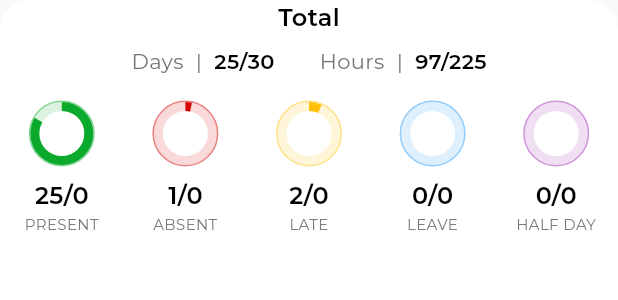
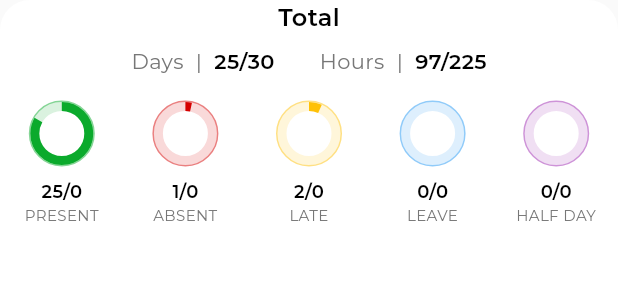
Before and after one commit to theyellowstrawberryindia/new_tys_hrms, a Flutter app: the AttendanceSummaryCard widget shown alone on an empty page, opened directly with empty values, on a phone screen of 412 x 824 dp. Shown: the top 300 px of the screen. Run offline on Flutter 3.47's test engine with Material 3 defaults, Android fonts, the phone set to English and light mode, and no system bars; our stand-ins replace camera, device_info_plus, dio, firebase_analytics, firebase_core, firebase_messaging and 16 more; missing offline and left inert: image_gallery_saver_plus; accounts and stored records are empty; network calls fail.

Commit message:
[Bug] - Updated the text lable in Attendance UI

```diff
--- a/lib/app/presentation/screens/attendance/attendance_summary_card.dart
+++ b/lib/app/presentation/screens/attendance/attendance_summary_card.dart
@@ -198,7 +198,7 @@ class AttendanceSummaryCard extends StatelessWidget {
         Text(
           value,
 
-          style: AppTheme.textStyle(size: 16, weight: FontWeight.w600),
+          style: AppTheme.textStyle(size: 12, weight: FontWeight.w600),
         ),
 
         Text(
```
